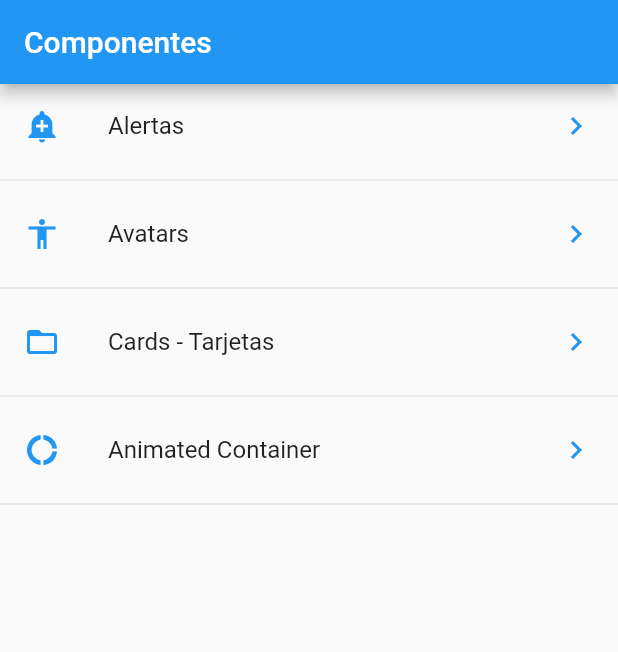
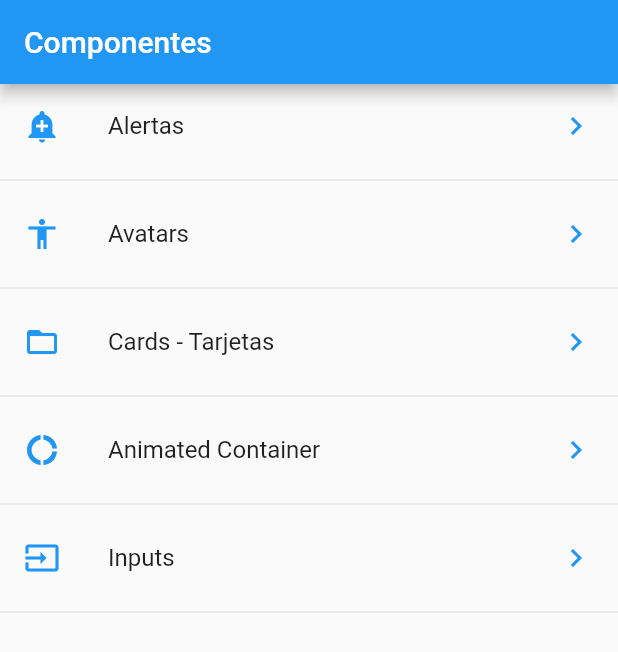
Before and after one commit to jasarmas/flutter_second_project, a Flutter app: the screen it shows after launch, on a phone screen of 412 x 824 dp. Shown: the top 652 px of the screen. Run offline on Flutter 3.47's test engine with Material 2 defaults, Android fonts, the phone set to English and light mode, and no system bars.

Commit message:
adding routes for input page

```diff
--- a/data/menu_opts.json
+++ b/data/menu_opts.json
@@ -20,6 +20,11 @@
             "ruta" : "animatedContainer",
             "icon" : "donut_large",
             "texto": "Animated Container"
+        },
+        {
+            "ruta" : "inputs",
+            "icon" : "input",
+            "texto": "Inputs"
         }
     ]
 }
--- a/lib/main.dart
+++ b/lib/main.dart
@@ -1,4 +1,5 @@
 import 'package:flutter/material.dart';
+import "package:flutter_localizations/flutter_localizations.dart";
 
 //Local Imports
 import 'package:flutter_second_project/src/pages/alert_page.dart';
@@ -11,6 +12,14 @@ class MyApp extends StatelessWidget {
   Widget build(BuildContext context) {
     return MaterialApp(
       debugShowCheckedModeBanner: false,
+      localizationsDelegates: [
+        GlobalMaterialLocalizations.delegate,
+        GlobalWidgetsLocalizations.delegate
+      ],
+      supportedLocales: [
+        const Locale("en", "US"),
+        const Locale("es", "ES"),
+      ],
       title: 'Material App',
       initialRoute: "/",
       routes: getApplicationRoutes(),
--- a/lib/src/routes/routes.dart
+++ b/lib/src/routes/routes.dart
@@ -4,6 +4,7 @@ import 'package:flutter_second_project/src/pages/animated_container.dart';
 import 'package:flutter_second_project/src/pages/avatar_page.dart';
 import 'package:flutter_second_project/src/pages/card_pages.dart';
 import 'package:flutter_second_project/src/pages/home_page.dart';
+import 'package:flutter_second_project/src/pages/inputs_page.dart';
 
 Map<String, WidgetBuilder> getApplicationRoutes() {
   return <String, WidgetBuilder>{
@@ -11,6 +12,7 @@ Map<String, WidgetBuilder> getApplicationRoutes() {
     "alert": (BuildContext context) => AlertPage(),
     "avatar": (BuildContext context) => AvatarPage(),
     "card": (BuildContext context) => CardPage(),
-    "animatedContainer": (BuildContext context) => AnimatedContainerPage()
+    "animatedContainer": (BuildContext context) => AnimatedContainerPage(),
+    "inputs": (BuildContext context) => InputsPage()
   };
 }
--- a/lib/src/utils/icons_string_utils.dart
+++ b/lib/src/utils/icons_string_utils.dart
@@ -5,6 +5,7 @@ final _icons = <String, IconData>{
   "accessibility": Icons.accessibility,
   "folder_open": Icons.folder_open,
   "donut_large": Icons.donut_large,
+  "input": Icons.input,
 };
 
 Icon getIcon(String iconName) {
```
